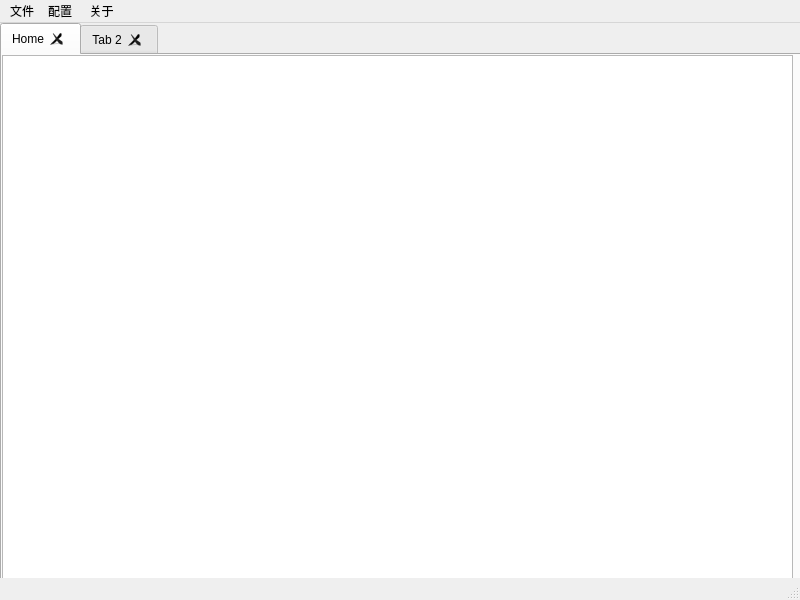
Qt form controller/ui/controller.ui (how2how/PlayGround) before a commit.
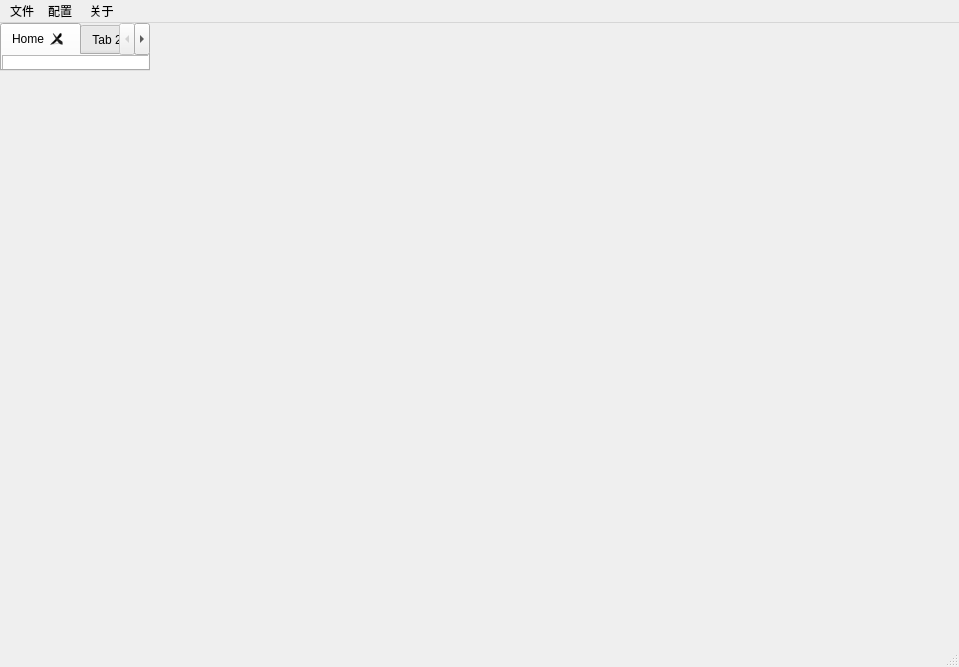
The same form after that commit.

The edit to the form file:
```diff
--- a/controller/ui/controller.ui
+++ b/controller/ui/controller.ui
@@ -6,8 +6,8 @@
    <rect>
     <x>0</x>
     <y>0</y>
-    <width>800</width>
-    <height>600</height>
+    <width>959</width>
+    <height>667</height>
    </rect>
   </property>
   <property name="windowTitle">
@@ -19,16 +19,25 @@
      <rect>
       <x>0</x>
       <y>0</y>
-      <width>801</width>
-      <height>561</height>
+      <width>150</width>
+      <height>48</height>
      </rect>
     </property>
     <layout class="QVBoxLayout" name="verticalLayout">
      <item>
       <widget class="QTabWidget" name="tabWidget">
+       <property name="sizePolicy">
+        <sizepolicy hsizetype="Expanding" vsizetype="Expanding">
+         <horstretch>0</horstretch>
+         <verstretch>0</verstretch>
+        </sizepolicy>
+       </property>
        <property name="currentIndex">
         <number>0</number>
        </property>
+       <property name="documentMode">
+        <bool>false</bool>
+       </property>
        <property name="tabsClosable">
         <bool>true</bool>
        </property>
@@ -75,7 +84,7 @@
     <rect>
      <x>0</x>
      <y>0</y>
-     <width>800</width>
+     <width>959</width>
      <height>23</height>
     </rect>
    </property>
```
Left out of the diff: 12 changed lines with no effect on the pictures.
